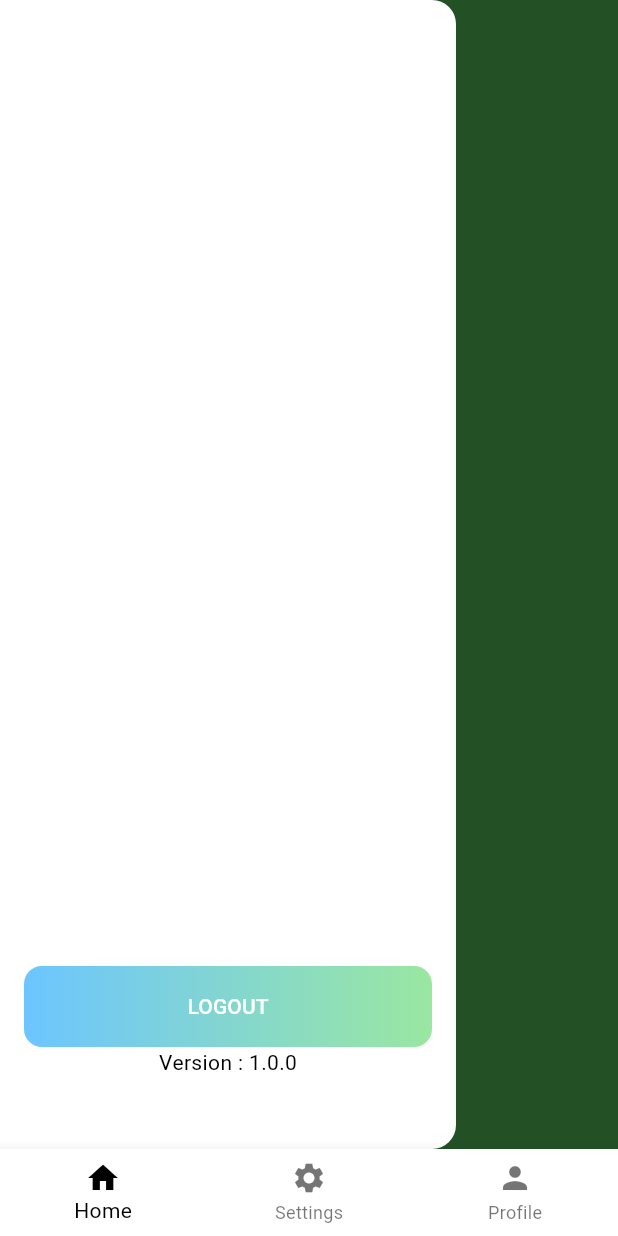
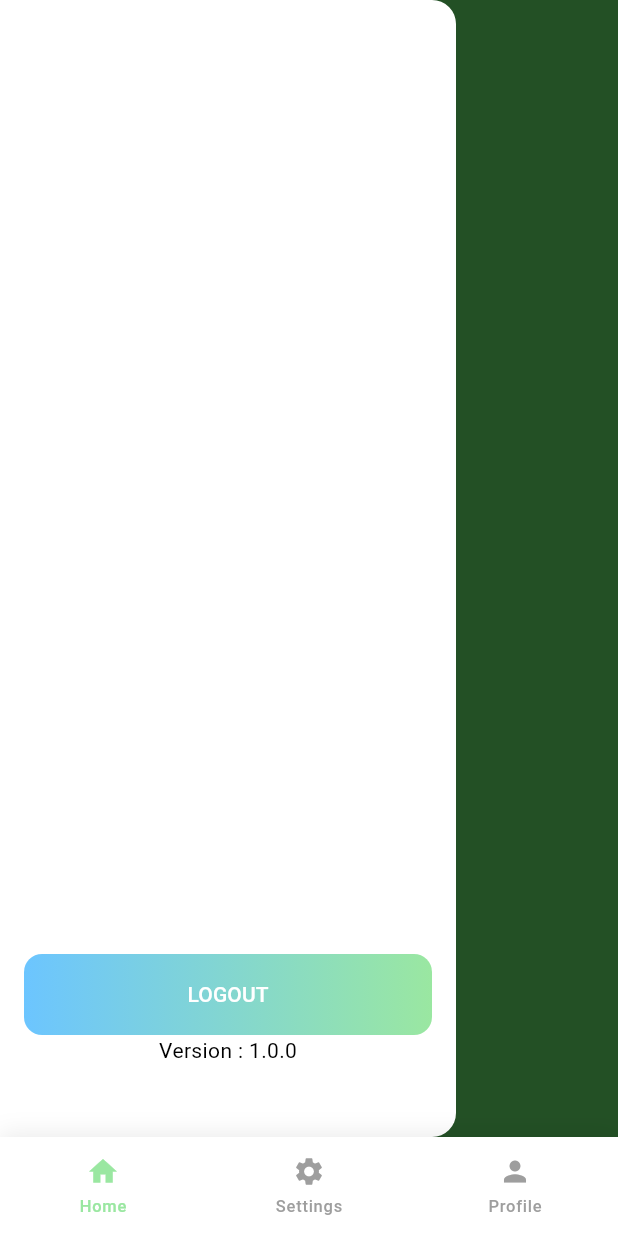
Before and after one commit to AswinAzikar/care_2_care, a Flutter app: the NavigationScreen screen opened directly, with the side drawer open, on a phone screen of 412 x 824 dp. Run offline on Flutter 3.47's test engine with Material 3 defaults, Android fonts, the light colour scheme and no system bars; our stand-ins replace awesome_bottom_bar, cached_network_image, cloud_firestore, country_code_picker, device_info_plus, dio and 22 more; accounts and stored records are empty; network calls fail; statements that could not run were skipped.

Commit message:
"Added new colors, navigation screen, and bottom navigation bar; updated app route and splash screen"

```diff
--- a/lib/constants.dart
+++ b/lib/constants.dart
@@ -6,6 +6,8 @@ delayed({Duration duration = const Duration(seconds: 2)}) async {
   return await Future.delayed(duration);
 }
 
+const Color lightGreen = Color.fromARGB(255, 154, 231, 161);
+const Color lightBlue = Color(0xff);
 const double padding = 8;
 const double paddingLarge = 16;
 const double paddingXL = 32;
--- a/lib/core/app_route.dart
+++ b/lib/core/app_route.dart
@@ -1,4 +1,6 @@
 import 'package:animations/animations.dart';
+import 'package:care_to_care/features/bottom_navigation_bar/bottom_navigation.dart';
+import 'package:care_to_care/features/navigation/navigation_screen.dart';
 // import 'package:firebase_auth/firebase_auth.dart';
 import 'package:flutter/material.dart';
 
@@ -41,6 +43,9 @@ class AppRoute {
       case PhoneVerification.path:
         screen = const PhoneVerification();
         break;
+      case NavigationScreen.path:
+        screen = const NavigationScreen();
+
       default:
         return null;
     }
--- /dev/null
+++ b/lib/features/bottom_navigation_bar/bottom_navigation.dart
@@ -0,0 +1,41 @@
+import 'package:awesome_bottom_bar/awesome_bottom_bar.dart';
+import 'package:care_to_care/constants.dart';
+import 'package:flutter/material.dart';
+
+const List<TabItem> items = [
+  TabItem(
+    icon: Icons.home,
+    // title: 'Home',
+  ),
+  TabItem(
+    icon: Icons.search_sharp,
+    title: 'Shop',
+  ),
+  TabItem(
+    icon: Icons.favorite_border,
+    title: 'Wishlist',
+  ),
+  TabItem(
+    icon: Icons.shopping_cart_outlined,
+    title: 'Cart',
+  ),
+  TabItem(
+    icon: Icons.account_box,
+    title: 'profile',
+  ),
+];
+
+class BottomNavigation extends StatelessWidget {
+  static const String path = "/bottom_navigation";
+
+  const BottomNavigation({super.key});
+
+  @override
+  Widget build(BuildContext context) {
+    return const BottomBarFloating(
+        items: items,
+        backgroundColor: Colors.white,
+        color: Colors.grey,
+        colorSelected: lightGreen);
+  }
+}
--- a/lib/features/navigation/navigation_screen.dart
+++ b/lib/features/navigation/navigation_screen.dart
@@ -1,5 +1,6 @@
 import 'package:flutter/material.dart';
 import 'package:flutter/services.dart';
+import 'package:awesome_bottom_bar/awesome_bottom_bar.dart';
 
 import '../../exporter.dart';
 import '../../main.dart';
@@ -9,6 +10,7 @@ import '../../widgets/loading_button.dart';
 import 'models/screens.dart';
 
 class NavigationController extends ValueNotifier<Screens> {
+  static const String path = "/navigation";
   NavigationController(super._value);
 }
 
@@ -66,36 +68,33 @@ class _NavigationScreenState extends State<NavigationScreen>
           canPop: false,
           child: Scaffold(
             drawerEnableOpenDragGesture: false,
-              // drawer: const ProfileDrawer(),
             body: IndexedStack(
               index: navigationController.value.index,
-                children: Screens.values
-                    .map(
-                      (e) => e.body,
-                    )
-                    .toList(),
+              children: Screens.values.map((e) => e.body).toList(),
             ),
-              bottomNavigationBar: Builder(builder: (context) {
-                return BottomNavigationBar(
-                    onTap: (value) {
-                      if (navigationController.value.index == value) {
-                        Screens.values[value].popAll();
+            bottomNavigationBar: BottomBarFloating(
+              items: Screens.values.map((screen) {
+                return TabItem(
+                  icon: (screen.bottomIcon as Icon).icon, // Extract IconData
+                  title: screen.label,
+                );
+              }).toList(),
+              onTap: (index) {
+                if (navigationController.value.index == index) {
+                  Screens.values[index].popAll();
                 }
-                      navigationController.value = Screens.values[value];
+                navigationController.value = Screens.values[index];
               },
-                    currentIndex: navigationController.value.index,
-                    items: Screens.values
-                        .map((screen) => BottomNavigationBarItem(
+              indexSelected: navigationController.value.index,
               backgroundColor: Colors.white,
-                              activeIcon: screen.activeIcon,
-                              label: screen.label,
-                              icon: screen.bottomIcon,
-                            ))
-                        .toList());
-              }),
+              color: Colors.grey,
+              colorSelected: lightGreen,
+              animated: true,
+            ),
           ),
         );
-        });
+      },
+    );
   }
 
   void onPopInvoked(bool didPop) async {
@@ -117,7 +116,8 @@ class _NavigationScreenState extends State<NavigationScreen>
                 onPressed: () => Navigator.pop(context, true),
               ),
             ],
-        )),
+          ),
+        ),
       );
       if (result == null) return;
       SystemNavigator.pop(
```
Also changed, not shown: lib/features/splash_screen/splash_screen.dart (+4 -4 lines). Lines whose indentation alone changed are shown as unchanged.
